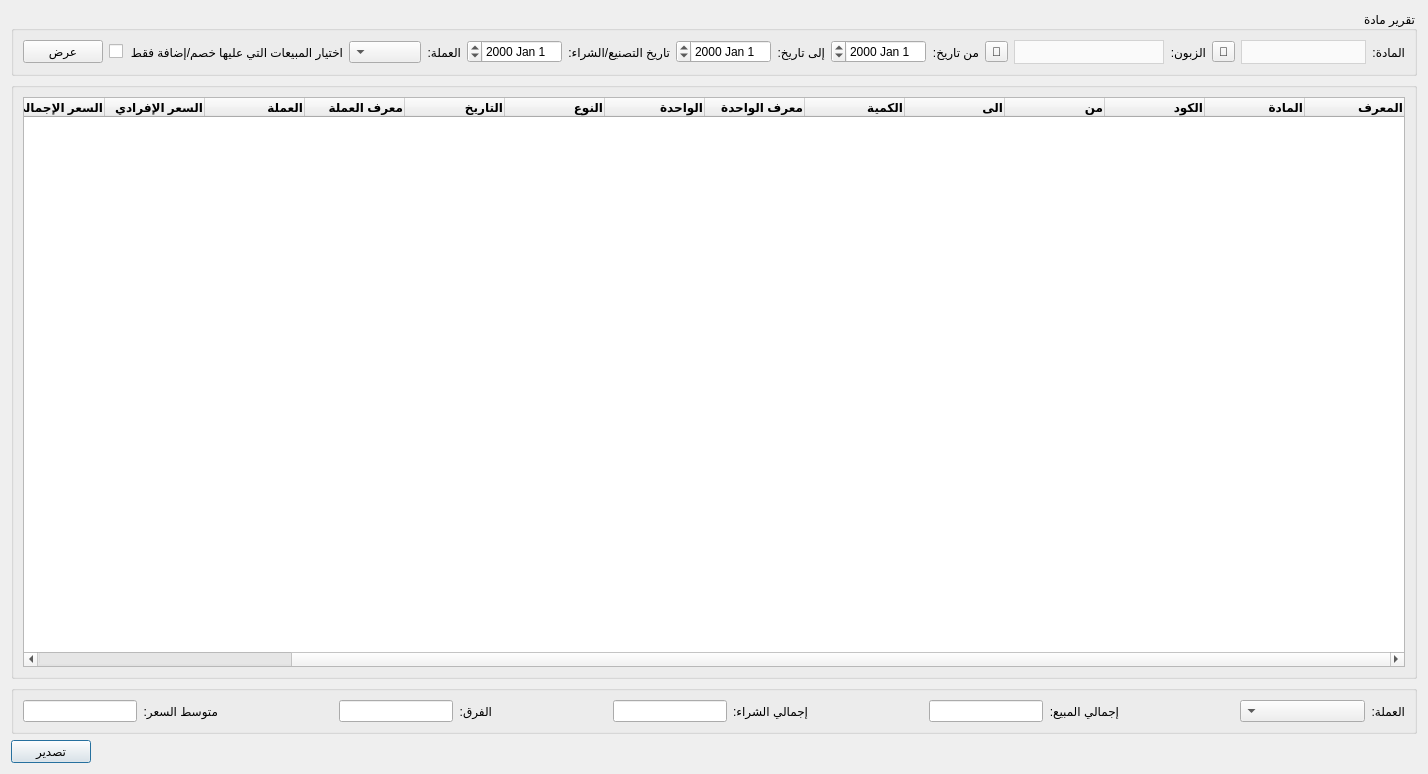
This is Ui_SalesReport.ui in rabee361/E-commerce2 as Qt 5 draws it before an edit. The edited form follows.
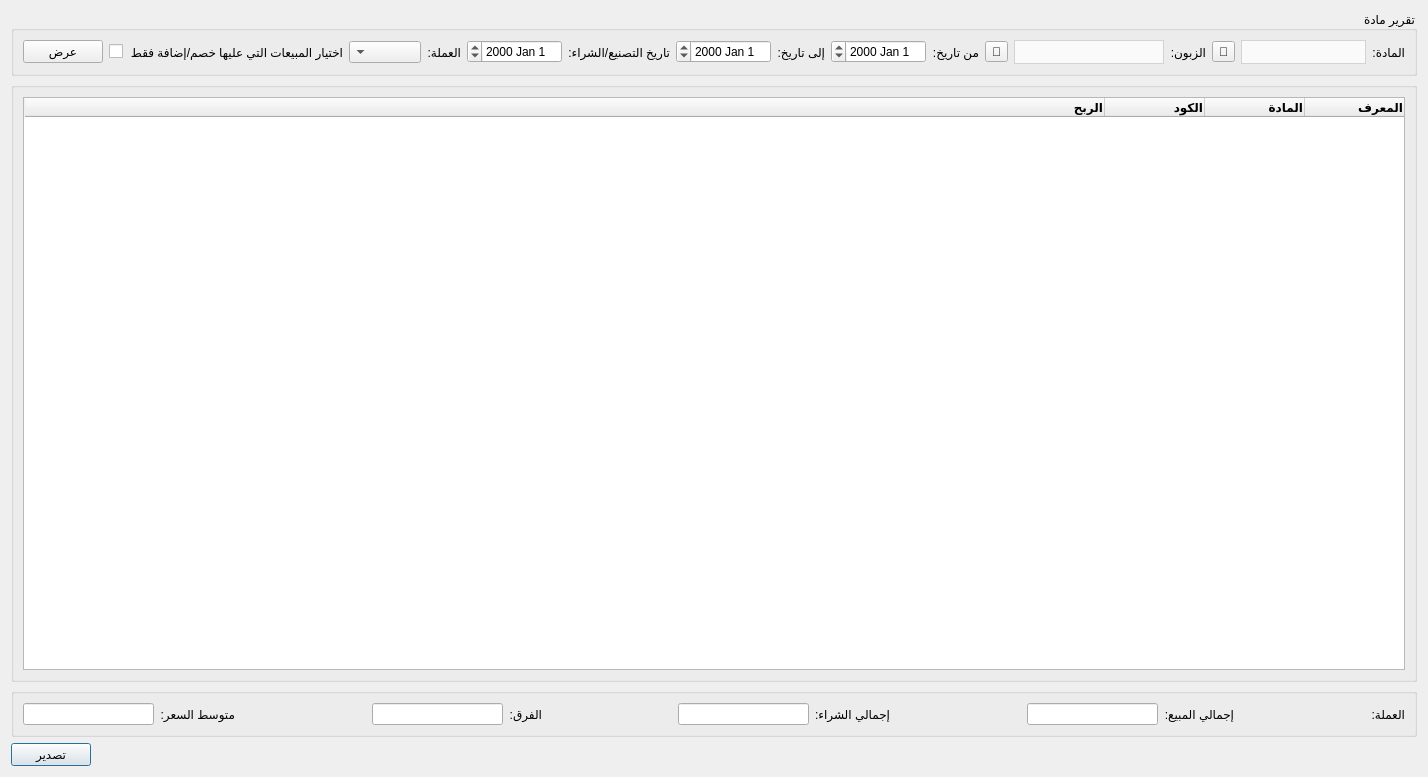
This is the edited form. Icons and pictures are not drawn.

What changed in the file:
```diff
--- a/Ui_SalesReport.ui
+++ b/Ui_SalesReport.ui
@@ -10,7 +10,7 @@
     <x>0</x>
     <y>0</y>
     <width>1327</width>
-    <height>774</height>
+    <height>777</height>
    </rect>
   </property>
   <property name="windowTitle">
@@ -108,175 +108,7 @@
         </column>
         <column>
          <property name="text">
-          <string>من</string>
-         </property>
-         <property name="font">
-          <font>
-           <weight>75</weight>
-           <bold>true</bold>
-          </font>
-         </property>
-         <property name="textAlignment">
-          <set>AlignTrailing|AlignVCenter</set>
-         </property>
-        </column>
-        <column>
-         <property name="text">
-          <string>الى</string>
-         </property>
-         <property name="font">
-          <font>
-           <weight>75</weight>
-           <bold>true</bold>
-          </font>
-         </property>
-         <property name="textAlignment">
-          <set>AlignTrailing|AlignVCenter</set>
-         </property>
-        </column>
-        <column>
-         <property name="text">
-          <string>الكمية</string>
-         </property>
-         <property name="font">
-          <font>
-           <weight>75</weight>
-           <bold>true</bold>
-          </font>
-         </property>
-         <property name="textAlignment">
-          <set>AlignTrailing|AlignVCenter</set>
-         </property>
-        </column>
-        <column>
-         <property name="text">
-          <string>معرف الواحدة</string>
-         </property>
-         <property name="font">
-          <font>
-           <weight>75</weight>
-           <bold>true</bold>
-          </font>
-         </property>
-         <property name="textAlignment">
-          <set>AlignTrailing|AlignVCenter</set>
-         </property>
-        </column>
-        <column>
-         <property name="text">
-          <string>الواحدة</string>
-         </property>
-         <property name="font">
-          <font>
-           <weight>75</weight>
-           <bold>true</bold>
-          </font>
-         </property>
-         <property name="textAlignment">
-          <set>AlignTrailing|AlignVCenter</set>
-         </property>
-        </column>
-        <column>
-         <property name="text">
-          <string>النوع</string>
-         </property>
-         <property name="font">
-          <font>
-           <weight>75</weight>
-           <bold>true</bold>
-          </font>
-         </property>
-         <property name="textAlignment">
-          <set>AlignTrailing|AlignVCenter</set>
-         </property>
-        </column>
-        <column>
-         <property name="text">
-          <string>التاريخ</string>
-         </property>
-         <property name="font">
-          <font>
-           <weight>75</weight>
-           <bold>true</bold>
-          </font>
-         </property>
-         <property name="textAlignment">
-          <set>AlignTrailing|AlignVCenter</set>
-         </property>
-        </column>
-        <column>
-         <property name="text">
-          <string>معرف العملة</string>
-         </property>
-         <property name="font">
-          <font>
-           <weight>75</weight>
-           <bold>true</bold>
-          </font>
-         </property>
-         <property name="textAlignment">
-          <set>AlignTrailing|AlignVCenter</set>
-         </property>
-        </column>
-        <column>
-         <property name="text">
-          <string>العملة</string>
-         </property>
-         <property name="font">
-          <font>
-           <weight>75</weight>
-           <bold>true</bold>
-          </font>
-         </property>
-         <property name="textAlignment">
-          <set>AlignTrailing|AlignVCenter</set>
-         </property>
-        </column>
-        <column>
-         <property name="text">
-          <string>السعر الإفرادي</string>
-         </property>
-         <property name="font">
-          <font>
-           <weight>75</weight>
-           <bold>true</bold>
-          </font>
-         </property>
-         <property name="textAlignment">
-          <set>AlignTrailing|AlignVCenter</set>
-         </property>
-        </column>
-        <column>
-         <property name="text">
-          <string>السعر الإجمالي</string>
-         </property>
-         <property name="font">
-          <font>
-           <weight>75</weight>
-           <bold>true</bold>
-          </font>
-         </property>
-         <property name="textAlignment">
-          <set>AlignTrailing|AlignVCenter</set>
-         </property>
-        </column>
-        <column>
-         <property name="text">
-          <string>السبب</string>
-         </property>
-         <property name="font">
-          <font>
-           <weight>75</weight>
-           <bold>true</bold>
-          </font>
-         </property>
-         <property name="textAlignment">
-          <set>AlignTrailing|AlignVCenter</set>
-         </property>
-        </column>
-        <column>
-         <property name="text">
-          <string>معرف السبب</string>
+          <string>الربح</string>
          </property>
          <property name="font">
           <font>
@@ -308,7 +140,20 @@
       <string/>
      </property>
      <layout class="QGridLayout" name="gridLayout_4">
-      <item row="0" column="8">
+      <item row="0" column="1">
+       <spacer name="horizontalSpacer">
+        <property name="orientation">
+         <enum>Qt::Horizontal</enum>
+        </property>
+        <property name="sizeHint" stdset="0">
+         <size>
+          <width>40</width>
+          <height>20</height>
+         </size>
+        </property>
+       </spacer>
+      </item>
+      <item row="0" column="7">
        <widget class="QLineEdit" name="total_buy_input">
         <property name="enabled">
          <bool>true</bool>
@@ -321,27 +166,83 @@
         </property>
        </widget>
       </item>
-      <item row="0" column="6">
-       <spacer name="horizontalSpacer_2">
-        <property name="orientation">
-         <enum>Qt::Horizontal</enum>
+      <item row="0" column="14">
+       <widget class="QLabel" name="label_6">
+        <property name="text">
+         <string>متوسط السعر:</string>
         </property>
-        <property name="sizeHint" stdset="0">
-         <size>
-          <width>40</width>
-          <height>20</height>
-         </size>
-        </property>
-       </spacer>
+       </widget>
       </item>
-      <item row="0" column="7">
+      <item row="0" column="6">
        <widget class="QLabel" name="label_5">
         <property name="text">
          <string>إجمالي الشراء:</string>
         </property>
        </widget>
       </item>
-      <item row="0" column="14">
+      <item row="0" column="5">
+       <spacer name="horizontalSpacer_2">
+        <property name="orientation">
+         <enum>Qt::Horizontal</enum>
+        </property>
+        <property name="sizeHint" stdset="0">
+         <size>
+          <width>40</width>
+          <height>20</height>
+         </size>
+        </property>
+       </spacer>
+      </item>
+      <item row="0" column="4">
+       <widget class="QLineEdit" name="total_sell_input">
+        <property name="enabled">
+         <bool>true</bool>
+        </property>
+        <property name="alignment">
+         <set>Qt::AlignCenter</set>
+        </property>
+        <property name="readOnly">
+         <bool>true</bool>
+        </property>
+       </widget>
+      </item>
+      <item row="0" column="8">
+       <spacer name="horizontalSpacer_3">
+        <property name="orientation">
+         <enum>Qt::Horizontal</enum>
+        </property>
+        <property name="sizeHint" stdset="0">
+         <size>
+          <width>40</width>
+          <height>20</height>
+         </size>
+        </property>
+       </spacer>
+      </item>
+      <item row="0" column="11">
+       <widget class="QLineEdit" name="difference_input">
+        <property name="enabled">
+         <bool>true</bool>
+        </property>
+        <property name="alignment">
+         <set>Qt::AlignCenter</set>
+        </property>
+        <property name="readOnly">
+         <bool>true</bool>
+        </property>
+       </widget>
+      </item>
+      <item row="0" column="15">
+       <widget class="QLineEdit" name="avg_price"/>
+      </item>
+      <item row="0" column="0">
+       <widget class="QLabel" name="label_8">
+        <property name="text">
+         <string>العملة:</string>
+        </property>
+       </widget>
+      </item>
+      <item row="0" column="13">
        <spacer name="horizontalSpacer_4">
         <property name="orientation">
          <enum>Qt::Horizontal</enum>
@@ -354,99 +255,20 @@
         </property>
        </spacer>
       </item>
-      <item row="0" column="3">
+      <item row="0" column="2">
        <widget class="QLabel" name="label_4">
         <property name="text">
          <string>إجمالي المبيع:</string>
         </property>
        </widget>
       </item>
-      <item row="0" column="9">
-       <spacer name="horizontalSpacer_3">
-        <property name="orientation">
-         <enum>Qt::Horizontal</enum>
-        </property>
-        <property name="sizeHint" stdset="0">
-         <size>
-          <width>40</width>
-          <height>20</height>
-         </size>
-        </property>
-       </spacer>
-      </item>
-      <item row="0" column="11">
+      <item row="0" column="10">
        <widget class="QLabel" name="label_7">
         <property name="text">
          <string>الفرق:</string>
         </property>
        </widget>
       </item>
-      <item row="0" column="12">
-       <widget class="QLineEdit" name="difference_input">
-        <property name="enabled">
-         <bool>true</bool>
-        </property>
-        <property name="alignment">
-         <set>Qt::AlignCenter</set>
-        </property>
-        <property name="readOnly">
-         <bool>true</bool>
-        </property>
-       </widget>
-      </item>
-      <item row="0" column="0">
-       <widget class="QLabel" name="label_8">
-        <property name="text">
-         <string>العملة:</string>
-        </property>
-       </widget>
-      </item>
-      <item row="0" column="5">
-       <widget class="QLineEdit" name="total_sell_input">
-        <property name="enabled">
-         <bool>true</bool>
-        </property>
-        <property name="alignment">
-         <set>Qt::AlignCenter</set>
-        </property>
-        <property name="readOnly">
-         <bool>true</bool>
-        </property>
-       </widget>
-      </item>
-      <item row="0" column="16">
-       <widget class="QLineEdit" name="avg_price"/>
-      </item>
-      <item row="0" column="1">
-       <widget class="QComboBox" name="currency_combobox">
-        <property name="minimumSize">
-         <size>
-          <width>125</width>
-          <height>0</height>
-         </size>
-        </property>
-       </widget>
-      </item>
-      <item row="0" column="2">
-       <spacer name="horizontalSpacer">
-        <property name="orientation">
-         <enum>Qt::Horizontal</enum>
-        </property>
-        <property name="sizeHint" stdset="0">
-         <size>
-          <width>40</width>
-          <height>20</height>
-         </size>
-        </property>
-       </spacer>
-      </item>
-      <item row="0" column="15">
-       <widget class="QLabel" name="label_6">
-        <property name="text">
-         <string>متوسط السعر:</string>
-        </property>
-       </widget>
-      </item>
      </layout>
     </widget>
    </item>
@@ -624,7 +446,7 @@
        </widget>
       </item>
       <item row="0" column="13">
-       <widget class="QComboBox" name="comboBox"/>
+       <widget class="QComboBox" name="currency_combobox"/>
       </item>
      </layout>
     </widget>
```
